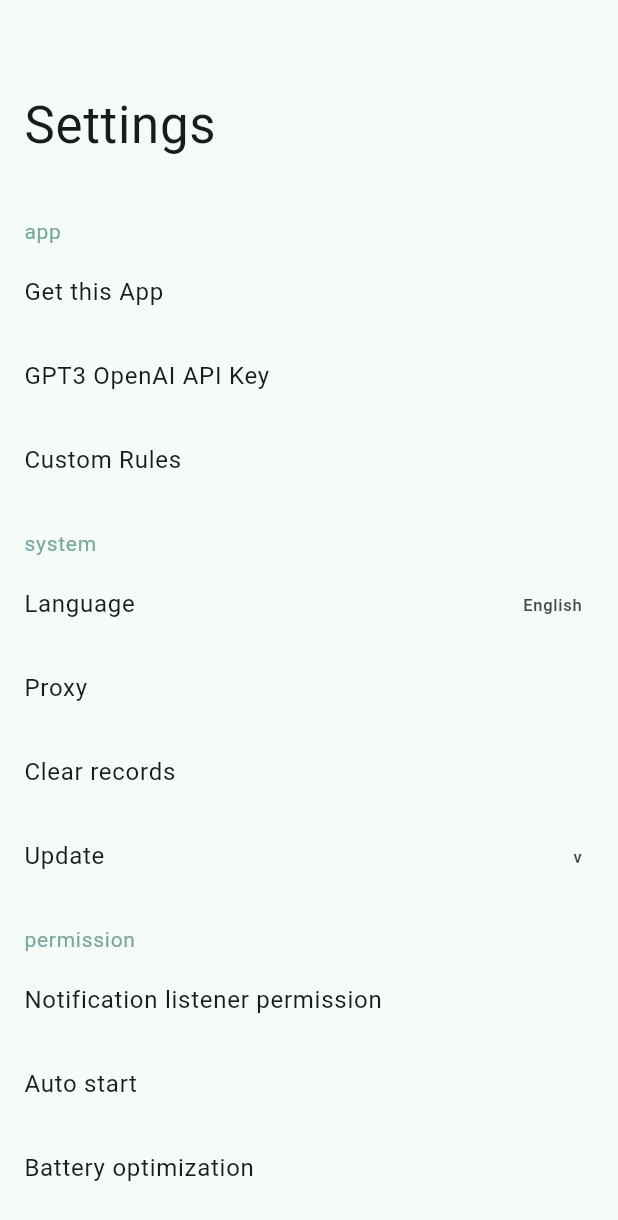
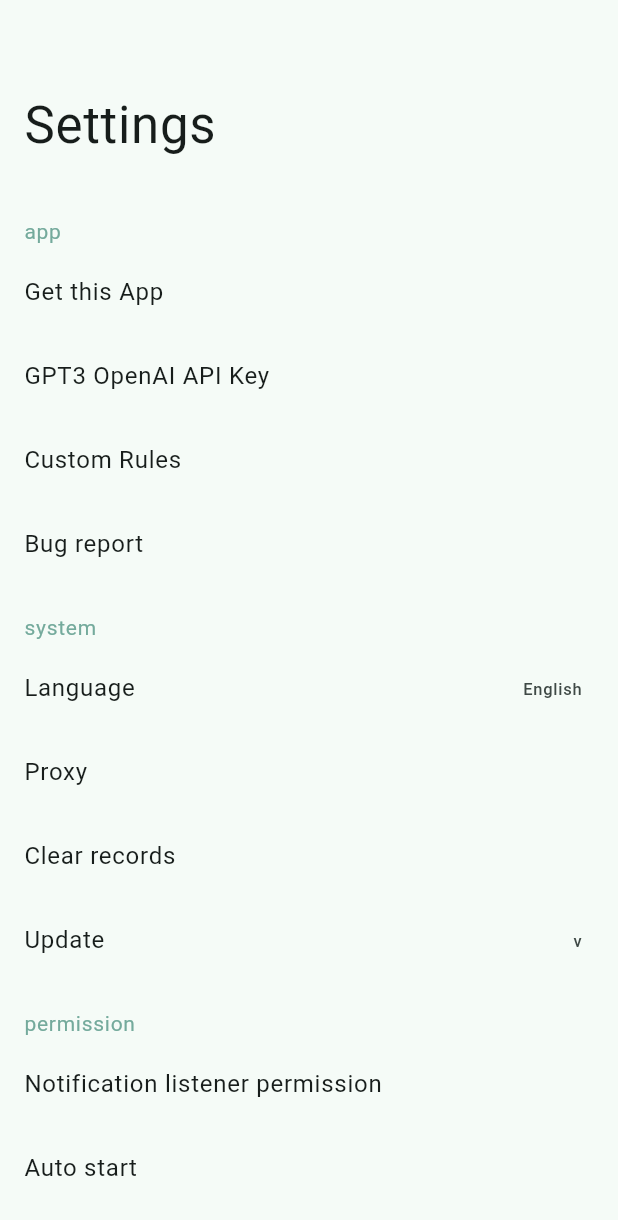
Before and after one commit to deskbtm/nitmgpt, a Flutter app: the SettingsPage screen opened directly, on a phone screen of 412 x 824 dp. Shown: the top 1220 px of the screen. Run offline on Flutter 3.47's test engine with Material 2 defaults, Android fonts, the phone set to English and light mode, and no system bars; our stand-ins replace dio, firebase_analytics, firebase_core, firebase_crashlytics, flutter_local_notifications, flutter_markdown and 8 more; missing offline and left inert: cached_memory_image, device_apps, dio_proxy_adapter, disable_battery_optimization, flutter_archive, flutter_background_service and 6 more; accounts and stored records are empty; generated files the repository leaves out were written again; network calls fail; statements that could not run were skipped.

Commit message:
feat: Add bug report option

```diff
--- a/lib/i18n/en_US.dart
+++ b/lib/i18n/en_US.dart
@@ -51,4 +51,5 @@ const Map<String, String> en_US = {
   'You could get OpenAI API Key from ': 'You could get OpenAI API Key from ',
   'Spam': 'Spam',
   'Ad': 'Ad',
+  'Bug report': 'Bug report',
 };
--- a/lib/i18n/zh_CN.dart
+++ b/lib/i18n/zh_CN.dart
@@ -50,4 +50,5 @@ Map<String, String> zh_CN = {
   'You could get OpenAI API Key from ': '你可以通过以下方式获得OpenAI的API密钥 ',
   'Spam': '垃圾消息',
   'Ad': '广告',
+  'Bug report': '问题反馈',
 };
--- a/lib/pages/settings/settings.dart
+++ b/lib/pages/settings/settings.dart
@@ -5,6 +5,9 @@ import 'package:flutter_notification_listener/flutter_notification_listener.dart
 import 'package:nitmgpt/pages/home/watcher_controller.dart';
 import 'package:nitmgpt/pages/settings/settings_controller.dart';
 import 'package:nitmgpt/theme.dart';
+import 'package:nitmgpt/utils.dart';
+
+import '../../constants.dart';
 
 class SettingsPage extends GetView<SettingsController> {
   SettingsPage({super.key});
@@ -82,6 +85,10 @@ class SettingsPage extends GetView<SettingsController> {
               ListTile(
                 onTap: () => {Get.toNamed('/add_rules')},
                 title: Text("Custom Rules".tr),
+              ),
+              ListTile(
+                onTap: () async => {open('$githubRepoUrl/issues')},
+                title: Text("Bug report".tr),
               ),
             ],
           ),
--- a/lib/permanent_listener_service/main.dart
+++ b/lib/permanent_listener_service/main.dart
@@ -49,7 +49,9 @@ Future<GPTResponse?> _inquireGPT(String question, Settings? settings) async {
     stream: false,
   );
 
-  var result = await openAI.onCompleteText(request: request);
+  var result = await openAI.onCompleteText(request: request).catchError((err) {
+    log('$err');
+  });
   var choicesTexts = result?.choices
           .map((e) => e.text.replaceAll(RegExp(r'[\n\r]'), ''))
           .toSet()
```
Also changed, not shown: 1 other file.
